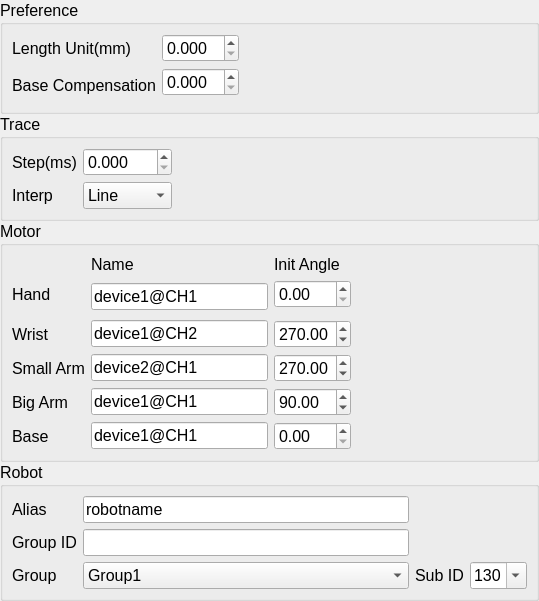
The window that source/wnd/ui/robopref.ui (ww4u/megarobostudio) describes before a commit, drawn with Qt 5.
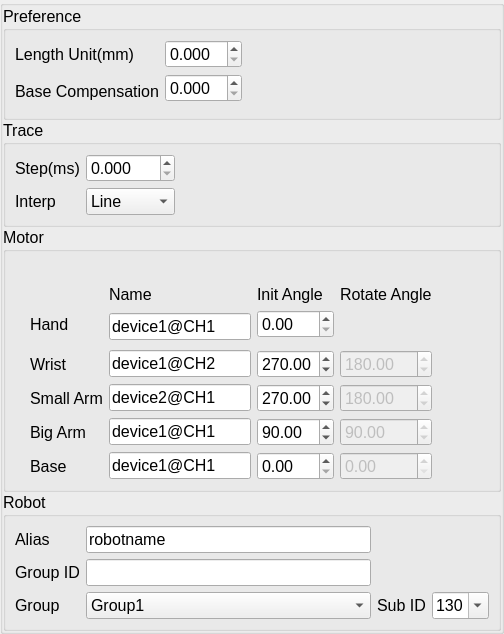
The same window after the commit. Icons and pictures are not drawn.

Diff of the .ui file:
```diff
--- a/source/wnd/ui/robopref.ui
+++ b/source/wnd/ui/robopref.ui
@@ -6,10 +6,16 @@
    <rect>
     <x>0</x>
     <y>0</y>
-    <width>539</width>
-    <height>495</height>
+    <width>504</width>
+    <height>520</height>
    </rect>
   </property>
+  <property name="maximumSize">
+   <size>
+    <width>16777215</width>
+    <height>16777215</height>
+   </size>
+  </property>
   <property name="font">
    <font>
     <pointsize>12</pointsize>
@@ -35,6 +41,27 @@
     <number>0</number>
    </property>
    <item>
+    <widget class="QGroupBox" name="groupBox_5">
+     <property name="title">
+      <string/>
+     </property>
+     <layout class="QVBoxLayout" name="verticalLayout_2">
+      <property name="spacing">
+       <number>0</number>
+      </property>
+      <property name="leftMargin">
+       <number>0</number>
+      </property>
+      <property name="topMargin">
+       <number>0</number>
+      </property>
+      <property name="rightMargin">
+       <number>0</number>
+      </property>
+      <property name="bottomMargin">
+       <number>0</number>
+      </property>
+      <item>
     <widget class="QGroupBox" name="groupBox">
      <property name="title">
       <string>Preference</string>
@@ -157,21 +184,28 @@
       <string>Motor</string>
      </property>
      <layout class="QGridLayout" name="gridLayout">
-      <item row="6" column="0">
-       <widget class="QLabel" name="label_6">
-        <property name="text">
-         <string>Big Arm</string>
-        </property>
-       </widget>
-      </item>
-      <item row="7" column="0">
+         <item row="8" column="1">
        <widget class="QLabel" name="label_7">
         <property name="text">
          <string>Base</string>
         </property>
        </widget>
       </item>
-      <item row="2" column="3">
+         <item row="7" column="1">
+          <widget class="QLabel" name="label_6">
+           <property name="text">
+            <string>Big Arm</string>
+           </property>
+          </widget>
+         </item>
+         <item row="8" column="2">
+          <widget class="QLineEdit" name="lineEdit_6">
+           <property name="text">
+            <string>device1@CH1</string>
+           </property>
+          </widget>
+         </item>
+         <item row="3" column="6">
        <spacer name="horizontalSpacer_2">
         <property name="orientation">
          <enum>Qt::Horizontal</enum>
@@ -184,7 +218,7 @@
         </property>
        </spacer>
       </item>
-      <item row="2" column="1" rowspan="2">
+         <item row="3" column="2" rowspan="2">
        <widget class="QLineEdit" name="lineEdit_2">
         <property name="toolTip">
          <string>&lt;html&gt;&lt;head/&gt;&lt;body&gt;&lt;p&gt;devicename@ch_id&lt;/p&gt;&lt;p&gt;devicename: device name set in the device manager&lt;/p&gt;&lt;p&gt;ch_id: ch id, from 1 to the axes count of the device&lt;/p&gt;&lt;/body&gt;&lt;/html&gt;</string>
@@ -194,97 +228,107 @@
         </property>
        </widget>
       </item>
-      <item row="6" column="1">
-       <widget class="QLineEdit" name="lineEdit_5">
+         <item row="1" column="2">
+          <widget class="QLabel" name="label_17">
         <property name="text">
-         <string>device1@CH1</string>
+            <string>Name</string>
         </property>
        </widget>
       </item>
-      <item row="5" column="0">
-       <widget class="QLabel" name="label_5">
-        <property name="text">
-         <string>Small Arm</string>
-        </property>
-       </widget>
-      </item>
-      <item row="7" column="1">
-       <widget class="QLineEdit" name="lineEdit_6">
-        <property name="text">
-         <string>device1@CH1</string>
-        </property>
-       </widget>
-      </item>
-      <item row="5" column="1">
-       <widget class="QLineEdit" name="lineEdit_4">
-        <property name="text">
-         <string>device2@CH1</string>
-        </property>
-       </widget>
-      </item>
-      <item row="4" column="1">
+         <item row="5" column="2">
        <widget class="QLineEdit" name="lineEdit_3">
         <property name="text">
          <string>device1@CH2</string>
         </property>
        </widget>
       </item>
-      <item row="2" column="0">
-       <widget class="QLabel" name="label_3">
-        <property name="text">
-         <string>Hand</string>
-        </property>
-       </widget>
-      </item>
-      <item row="4" column="0">
+         <item row="5" column="1">
        <widget class="QLabel" name="label_4">
         <property name="text">
          <string>Wrist</string>
         </property>
        </widget>
       </item>
-      <item row="0" column="1">
-       <widget class="QLabel" name="label_17">
+         <item row="7" column="2">
+          <widget class="QLineEdit" name="lineEdit_5">
         <property name="text">
-         <string>Name</string>
+            <string>device1@CH1</string>
         </property>
        </widget>
       </item>
-      <item row="2" column="2">
+         <item row="3" column="1">
+          <widget class="QLabel" name="label_3">
+           <property name="text">
+            <string>Hand</string>
+           </property>
+          </widget>
+         </item>
+         <item row="6" column="2">
+          <widget class="QLineEdit" name="lineEdit_4">
+           <property name="text">
+            <string>device2@CH1</string>
+           </property>
+          </widget>
+         </item>
+         <item row="5" column="4">
+          <widget class="QDoubleSpinBox" name="spinAngleWrist">
+           <property name="maximum">
+            <double>360.000000000000000</double>
+           </property>
+           <property name="value">
+            <double>270.000000000000000</double>
+           </property>
+          </widget>
+         </item>
+         <item row="6" column="1">
+          <widget class="QLabel" name="label_5">
+           <property name="text">
+            <string>Small Arm</string>
+           </property>
+          </widget>
+         </item>
+         <item row="3" column="4">
        <widget class="QDoubleSpinBox" name="spinAngleHand">
         <property name="maximum">
          <double>360.000000000000000</double>
         </property>
        </widget>
       </item>
-      <item row="0" column="2">
+         <item row="8" column="5">
+          <widget class="QDoubleSpinBox" name="spinRotBase">
+           <property name="enabled">
+            <bool>false</bool>
+           </property>
+           <property name="maximum">
+            <double>360.000000000000000</double>
+           </property>
+          </widget>
+         </item>
+         <item row="6" column="4">
+          <widget class="QDoubleSpinBox" name="spinAngleSArm">
+           <property name="maximum">
+            <double>360.000000000000000</double>
+           </property>
+           <property name="value">
+            <double>270.000000000000000</double>
+           </property>
+          </widget>
+         </item>
+         <item row="1" column="5">
+          <widget class="QLabel" name="label_2">
+           <property name="text">
+            <string>Rotate Angle</string>
+           </property>
+          </widget>
+         </item>
+         <item row="1" column="4">
        <widget class="QLabel" name="label_18">
         <property name="text">
          <string>Init Angle</string>
         </property>
        </widget>
       </item>
-      <item row="4" column="2">
-       <widget class="QDoubleSpinBox" name="spinAngleWrist">
-        <property name="maximum">
-         <double>360.000000000000000</double>
-        </property>
-        <property name="value">
-         <double>270.000000000000000</double>
-        </property>
-       </widget>
-      </item>
-      <item row="5" column="2">
-       <widget class="QDoubleSpinBox" name="spinAngleSArm">
-        <property name="maximum">
-         <double>360.000000000000000</double>
-        </property>
-        <property name="value">
-         <double>270.000000000000000</double>
-        </property>
-       </widget>
-      </item>
-      <item row="6" column="2">
+         <item row="7" column="4">
        <widget class="QDoubleSpinBox" name="spinAngleBArm">
         <property name="maximum">
          <double>360.000000000000000</double>
@@ -294,13 +338,169 @@
         </property>
        </widget>
       </item>
-      <item row="7" column="2">
+         <item row="7" column="5">
+          <widget class="QDoubleSpinBox" name="spinRotBitArm">
+           <property name="enabled">
+            <bool>false</bool>
+           </property>
+           <property name="maximum">
+            <double>360.000000000000000</double>
+           </property>
+           <property name="value">
+            <double>90.000000000000000</double>
+           </property>
+          </widget>
+         </item>
+         <item row="5" column="5">
+          <widget class="QDoubleSpinBox" name="spinRotWrist">
+           <property name="enabled">
+            <bool>false</bool>
+           </property>
+           <property name="maximum">
+            <double>360.000000000000000</double>
+           </property>
+           <property name="value">
+            <double>180.000000000000000</double>
+           </property>
+          </widget>
+         </item>
+         <item row="6" column="5">
+          <widget class="QDoubleSpinBox" name="spinRotSmallArm">
+           <property name="enabled">
+            <bool>false</bool>
+           </property>
+           <property name="maximum">
+            <double>360.000000000000000</double>
+           </property>
+           <property name="value">
+            <double>180.000000000000000</double>
+           </property>
+          </widget>
+         </item>
+         <item row="8" column="4">
        <widget class="QDoubleSpinBox" name="spinAngleBase">
         <property name="maximum">
          <double>360.000000000000000</double>
         </property>
        </widget>
       </item>
+         <item row="0" column="4">
+          <widget class="QLabel" name="label_13">
+           <property name="maximumSize">
+            <size>
+             <width>24</width>
+             <height>24</height>
+            </size>
+           </property>
+           <property name="text">
+            <string/>
+           </property>
+           <property name="pixmap">
+            <pixmap resource="../res/res.qrc">:/res/image/icon3/address.png</pixmap>
+           </property>
+           <property name="scaledContents">
+            <bool>true</bool>
+           </property>
+          </widget>
+         </item>
+         <item row="0" column="5">
+          <widget class="QLabel" name="label_14">
+           <property name="maximumSize">
+            <size>
+             <width>24</width>
+             <height>24</height>
+            </size>
+           </property>
+           <property name="text">
+            <string/>
+           </property>
+           <property name="pixmap">
+            <pixmap resource="../res/res.qrc">:/res/image/icon3/other.png</pixmap>
+           </property>
+           <property name="scaledContents">
+            <bool>true</bool>
+           </property>
+           <property name="alignment">
+            <set>Qt::AlignLeading|Qt::AlignLeft|Qt::AlignVCenter</set>
+           </property>
+          </widget>
+         </item>
+         <item row="5" column="0">
+          <widget class="QLabel" name="label_19">
+           <property name="maximumSize">
+            <size>
+             <width>24</width>
+             <height>24</height>
+            </size>
+           </property>
+           <property name="text">
+            <string/>
+           </property>
+           <property name="pixmap">
+            <pixmap resource="../res/res.qrc">:/res/image/joint/kinematic_wrist.png</pixmap>
+           </property>
+           <property name="scaledContents">
+            <bool>true</bool>
+           </property>
+          </widget>
+         </item>
+         <item row="6" column="0">
+          <widget class="QLabel" name="label_20">
+           <property name="maximumSize">
+            <size>
+             <width>24</width>
+             <height>24</height>
+            </size>
+           </property>
+           <property name="text">
+            <string/>
+           </property>
+           <property name="pixmap">
+            <pixmap resource="../res/res.qrc">:/res/image/joint/kinematic_s_a.png</pixmap>
+           </property>
+           <property name="scaledContents">
+            <bool>true</bool>
+           </property>
+          </widget>
+         </item>
+         <item row="7" column="0">
+          <widget class="QLabel" name="label_21">
+           <property name="maximumSize">
+            <size>
+             <width>24</width>
+             <height>24</height>
+            </size>
+           </property>
+           <property name="text">
+            <string/>
+           </property>
+           <property name="pixmap">
+            <pixmap resource="../res/res.qrc">:/res/image/joint/kinematic_b_a.png</pixmap>
+           </property>
+           <property name="scaledContents">
+            <bool>true</bool>
+           </property>
+          </widget>
+         </item>
+         <item row="8" column="0">
+          <widget class="QLabel" name="label_22">
+           <property name="maximumSize">
+            <size>
+             <width>24</width>
+             <height>24</height>
+            </size>
+           </property>
+           <property name="text">
+            <string/>
+           </property>
+           <property name="pixmap">
+            <pixmap resource="../res/res.qrc">:/res/image/joint/kinematic_base.png</pixmap>
+           </property>
+           <property name="scaledContents">
+            <bool>true</bool>
+           </property>
+          </widget>
+         </item>
      </layout>
     </widget>
    </item>
@@ -406,7 +606,7 @@
     </widget>
    </item>
    <item>
-    <spacer name="verticalSpacer">
+       <spacer name="verticalSpacer_2">
      <property name="orientation">
       <enum>Qt::Vertical</enum>
      </property>
@@ -420,6 +620,11 @@
    </item>
   </layout>
  </widget>
- <resources/>
+   </item>
+  </layout>
+ </widget>
+ <resources>
+  <include location="../res/res.qrc"/>
+ </resources>
  <connections/>
 </ui>
```
Left out of the diff: 68 changed lines with no effect on the pictures. Lines whose indentation alone changed are shown as unchanged.
